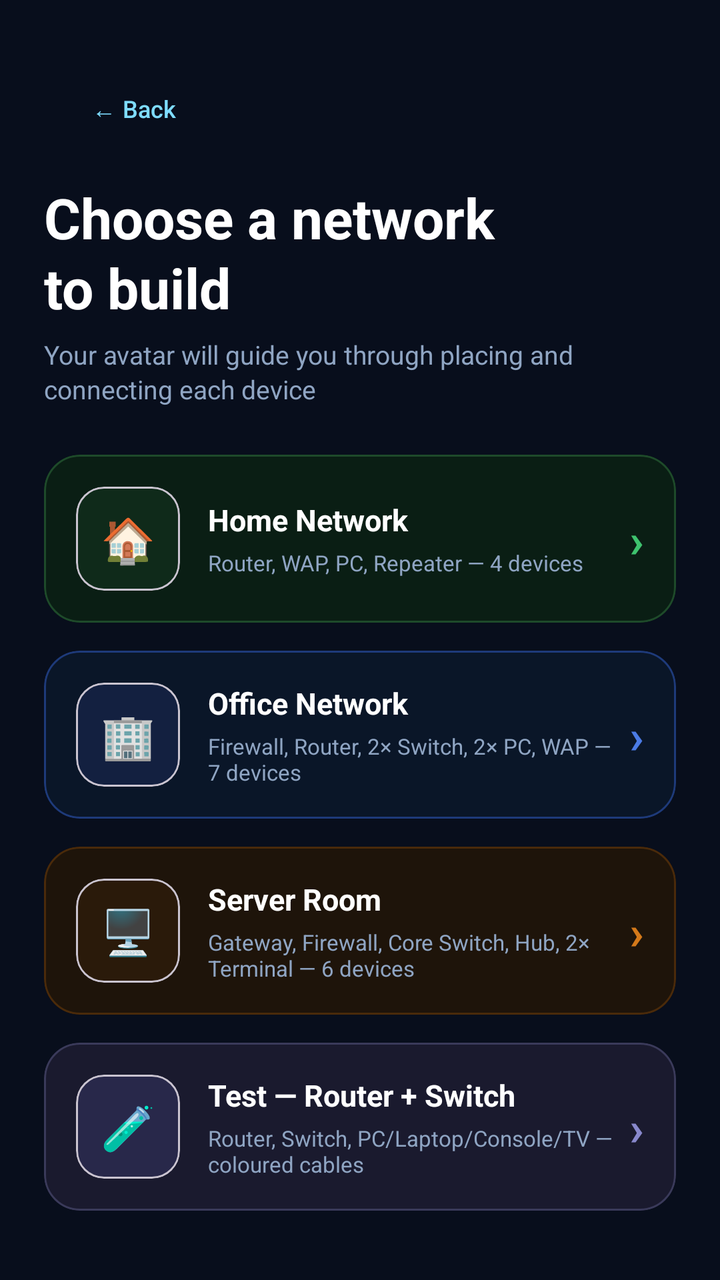
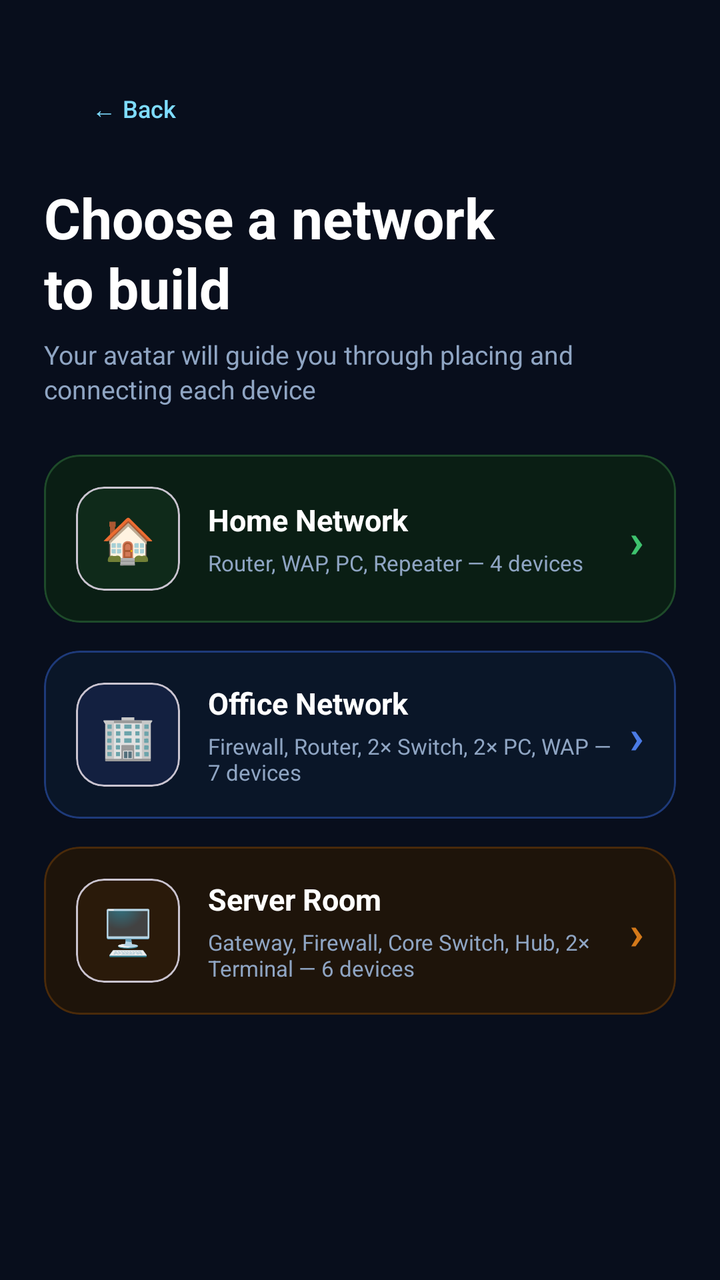

Two renders of the same Android screen: before a commit and after it. Below are the layout's source before the change and the commit's diff.
<!-- AndroidManifest.xml: application theme Theme.ComputerNetworkDeviceARApp -->
<!-- res/layout/activity_topology_select.xml -->
<?xml version="1.0" encoding="utf-8"?>
<LinearLayout xmlns:android="http://schemas.android.com/apk/res/android"
    xmlns:app="http://schemas.android.com/apk/res-auto"
    android:layout_width="match_parent"
    android:layout_height="match_parent"
    android:orientation="vertical"
    android:background="#080E1C">

    
    <LinearLayout
        android:layout_width="match_parent"
        android:layout_height="wrap_content"
        android:orientation="horizontal"
        android:gravity="center_vertical"
        android:paddingStart="22dp"
        android:paddingEnd="22dp"
        android:paddingTop="36dp"
        android:paddingBottom="8dp">

        <com.google.android.material.button.MaterialButton
            android:id="@+id/btnBack"
            android:layout_width="wrap_content"
            android:layout_height="36dp"
            android:text="← Back"
            android:textAllCaps="false"
            android:textColor="#7EDCFF"
            android:textSize="12sp"
            app:backgroundTint="#00000000"
            app:cornerRadius="16dp"/>

    </LinearLayout>

    <ScrollView
        android:layout_width="match_parent"
        android:layout_height="0dp"
        android:layout_weight="1"
        android:fillViewport="true"
        android:overScrollMode="never">

        <LinearLayout
            android:layout_width="match_parent"
            android:layout_height="wrap_content"
            android:orientation="vertical"
            android:paddingStart="22dp"
            android:paddingEnd="22dp"
            android:paddingTop="10dp"
            android:paddingBottom="28dp">

            <TextView
                android:layout_width="match_parent"
                android:layout_height="wrap_content"
                android:text="Choose a network\nto build"
                android:textColor="#FFFFFF"
                android:textSize="28sp"
                android:textStyle="bold"
                android:lineSpacingExtra="2dp"/>

            <TextView
                android:layout_width="match_parent"
                android:layout_height="wrap_content"
                android:text="Your avatar will guide you through placing and connecting each device"
                android:textColor="#8FA5C3"
                android:textSize="13sp"
                android:layout_marginTop="6dp"
                android:layout_marginBottom="24dp"
                android:lineSpacingExtra="2dp"/>

            
            <com.google.android.material.card.MaterialCardView
                android:id="@+id/cardHome"
                android:layout_width="match_parent"
                android:layout_height="wrap_content"
                android:layout_marginBottom="14dp"
                app:cardCornerRadius="18dp"
                app:cardBackgroundColor="#0A1E14"
                app:cardElevation="0dp"
                app:strokeColor="#1E4A2A"
                app:strokeWidth="1dp">

                <LinearLayout
                    android:layout_width="match_parent"
                    android:layout_height="wrap_content"
                    android:orientation="horizontal"
                    android:gravity="center_vertical"
                    android:padding="16dp">

                    <com.google.android.material.card.MaterialCardView
                        android:layout_width="52dp"
                        android:layout_height="52dp"
                        app:cardCornerRadius="14dp"
                        app:cardBackgroundColor="#0F2A1A"
                        app:cardElevation="0dp">
                        <TextView
                            android:layout_width="match_parent"
                            android:layout_height="match_parent"
                            android:gravity="center"
                            android:text="🏠"
                            android:textSize="22sp"/>
                    </com.google.android.material.card.MaterialCardView>

                    <LinearLayout
                        android:layout_width="0dp"
                        android:layout_height="wrap_content"
                        android:layout_weight="1"
                        android:orientation="vertical"
                        android:layout_marginStart="14dp">

                        <TextView
                            android:layout_width="match_parent"
                            android:layout_height="wrap_content"
                            android:text="Home Network"
                            android:textColor="#FFFFFF"
                            android:textSize="15sp"
                            android:textStyle="bold"/>

                        <TextView
                            android:layout_width="match_parent"
                            android:layout_height="wrap_content"
                            android:text="Router, WAP, PC, Repeater — 4 devices"
                            android:textColor="#8FA5C3"
                            android:textSize="11sp"
                            android:layout_marginTop="4dp"/>
                    </LinearLayout>

                    <TextView
                        android:layout_width="wrap_content"
                        android:layout_height="wrap_content"
                        android:text="›"
                        android:textColor="#3EC26E"
                        android:textSize="24sp"
                        android:textStyle="bold"/>

                </LinearLayout>
            </com.google.android.material.card.MaterialCardView>

            
            <com.google.android.material.card.MaterialCardView
                android:id="@+id/cardOffice"
                android:layout_width="match_parent"
                android:layout_height="wrap_content"
                android:layout_marginBottom="14dp"
                app:cardCornerRadius="18dp"
                app:cardBackgroundColor="#0A1628"
                app:cardElevation="0dp"
                app:strokeColor="#1E3A7A"
                app:strokeWidth="1dp">

                <LinearLayout
                    android:layout_width="match_parent"
                    android:layout_height="wrap_content"
                    android:orientation="horizontal"
                    android:gravity="center_vertical"
                    android:padding="16dp">

                    <com.google.android.material.card.MaterialCardView
                        android:layout_width="52dp"
                        android:layout_height="52dp"
                        app:cardCornerRadius="14dp"
                        app:cardBackgroundColor="#132040"
                        app:cardElevation="0dp">
                        <TextView
                            android:layout_width="match_parent"
                            android:layout_height="match_parent"
                            android:gravity="center"
                            android:text="🏢"
                            android:textSize="22sp"/>
                    </com.google.android.material.card.MaterialCardView>

                    <LinearLayout
                        android:layout_width="0dp"
                        android:layout_height="wrap_content"
                        android:layout_weight="1"
                        android:orientation="vertical"
                        android:layout_marginStart="14dp">

                        <TextView
                            android:layout_width="match_parent"
                            android:layout_height="wrap_content"
                            android:text="Office Network"
                            android:textColor="#FFFFFF"
                            android:textSize="15sp"
                            android:textStyle="bold"/>

                        <TextView
                            android:layout_width="match_parent"
                            android:layout_height="wrap_content"
                            android:text="Firewall, Router, 2× Switch, 2× PC, WAP — 7 devices"
                            android:textColor="#8FA5C3"
                            android:textSize="11sp"
                            android:layout_marginTop="4dp"/>
                    </LinearLayout>

                    <TextView
                        android:layout_width="wrap_content"
                        android:layout_height="wrap_content"
                        android:text="›"
                        android:textColor="#4B7BE5"
                        android:textSize="24sp"
                        android:textStyle="bold"/>

                </LinearLayout>
            </com.google.android.material.card.MaterialCardView>

            
            <com.google.android.material.card.MaterialCardView
                android:id="@+id/cardServerRoom"
                android:layout_width="match_parent"
                android:layout_height="wrap_content"
                app:cardCornerRadius="18dp"
                app:cardBackgroundColor="#1E140A"
                app:cardElevation="0dp"
                app:strokeColor="#4A2A0A"
                app:strokeWidth="1dp">

                <LinearLayout
                    android:layout_width="match_parent"
                    android:layout_height="wrap_content"
                    android:orientation="horizontal"
                    android:gravity="center_vertical"
                    android:padding="16dp">

                    <com.google.android.material.card.MaterialCardView
                        android:layout_width="52dp"
                        android:layout_height="52dp"
                        app:cardCornerRadius="14dp"
                        app:cardBackgroundColor="#2A1A0A"
                        app:cardElevation="0dp">
                        <TextView
                            android:layout_width="match_parent"
                            android:layout_height="match_parent"
                            android:gravity="center"
                            android:text="🖥️"
                            android:textSize="22sp"/>
                    </com.google.android.material.card.MaterialCardView>

                    <LinearLayout
                        android:layout_width="0dp"
                        android:layout_height="wrap_content"
                        android:layout_weight="1"
                        android:orientation="vertical"
                        android:layout_marginStart="14dp">

                        <TextView
                            android:layout_width="match_parent"
                            android:layout_height="wrap_content"
                            android:text="Server Room"
                            android:textColor="#FFFFFF"
                            android:textSize="15sp"
                            android:textStyle="bold"/>

                        <TextView
                            android:layout_width="match_parent"
                            android:layout_height="wrap_content"
                            android:text="Gateway, Firewall, Core Switch, Hub, 2× Terminal — 6 devices"
                            android:textColor="#8FA5C3"
                            android:textSize="11sp"
                            android:layout_marginTop="4dp"/>
                    </LinearLayout>

                    <TextView
                        android:layout_width="wrap_content"
                        android:layout_height="wrap_content"
                        android:text="›"
                        android:textColor="#D4791A"
                        android:textSize="24sp"
                        android:textStyle="bold"/>

                </LinearLayout>
            </com.google.android.material.card.MaterialCardView>

            
            <com.google.android.material.card.MaterialCardView
                android:id="@+id/cardTest"
                android:layout_width="match_parent"
                android:layout_height="wrap_content"
                android:layout_marginTop="14dp"
                app:cardCornerRadius="18dp"
                app:cardBackgroundColor="#1A1A2E"
                app:cardElevation="0dp"
                app:strokeColor="#3A3A5A"
                app:strokeWidth="1dp">

                <LinearLayout
                    android:layout_width="match_parent"
                    android:layout_height="wrap_content"
                    android:orientation="horizontal"
                    android:gravity="center_vertical"
                    android:padding="16dp">

                    <com.google.android.material.card.MaterialCardView
                        android:layout_width="52dp"
                        android:layout_height="52dp"
                        app:cardCornerRadius="14dp"
                        app:cardBackgroundColor="#28284A"
                        app:cardElevation="0dp">
                        <TextView
                            android:layout_width="match_parent"
                            android:layout_height="match_parent"
                            android:gravity="center"
                            android:text="🧪"
                            android:textSize="22sp"/>
                    </com.google.android.material.card.MaterialCardView>

                    <LinearLayout
                        android:layout_width="0dp"
                        android:layout_height="wrap_content"
                        android:layout_weight="1"
                        android:orientation="vertical"
                        android:layout_marginStart="14dp">

                        <TextView
                            android:layout_width="match_parent"
                            android:layout_height="wrap_content"
                            android:text="Test — Router + Switch"
                            android:textColor="#FFFFFF"
                            android:textSize="15sp"
                            android:textStyle="bold"/>

                        <TextView
                            android:layout_width="match_parent"
                            android:layout_height="wrap_content"
                            android:text="Router, Switch, PC/Laptop/Console/TV — coloured cables"
                            android:textColor="#8FA5C3"
                            android:textSize="11sp"
                            android:layout_marginTop="4dp"/>
                    </LinearLayout>

                    <TextView
                        android:layout_width="wrap_content"
                        android:layout_height="wrap_content"
                        android:text="›"
                        android:textColor="#8888CC"
                        android:textSize="24sp"
                        android:textStyle="bold"/>

                </LinearLayout>
            </com.google.android.material.card.MaterialCardView>

        </LinearLayout>
    </ScrollView>

</LinearLayout>
<!-- resources referenced by this layout -->
<resources>
  <style name="Theme.ComputerNetworkDeviceARApp" parent="Base.Theme.ComputerNetworkDeviceARApp" />
  <style name="Base.Theme.ComputerNetworkDeviceARApp" parent="Theme.Material3.DayNight.NoActionBar">
          
          
      </style>
</resources>

<!-- the commit's change to res/layout/activity_topology_select.xml (unified diff, before → after) -->
@@ -268,74 +268,6 @@
                 </LinearLayout>
             </com.google.android.material.card.MaterialCardView>
 
-            
-            <com.google.android.material.card.MaterialCardView
-                android:id="@+id/cardTest"
-                android:layout_width="match_parent"
-                android:layout_height="wrap_content"
-                android:layout_marginTop="14dp"
-                app:cardCornerRadius="18dp"
-                app:cardBackgroundColor="#1A1A2E"
-                app:cardElevation="0dp"
-                app:strokeColor="#3A3A5A"
-                app:strokeWidth="1dp">
-
-                <LinearLayout
-                    android:layout_width="match_parent"
-                    android:layout_height="wrap_content"
-                    android:orientation="horizontal"
-                    android:gravity="center_vertical"
-                    android:padding="16dp">
-
-                    <com.google.android.material.card.MaterialCardView
-                        android:layout_width="52dp"
-                        android:layout_height="52dp"
-                        app:cardCornerRadius="14dp"
-                        app:cardBackgroundColor="#28284A"
-                        app:cardElevation="0dp">
-                        <TextView
-                            android:layout_width="match_parent"
-                            android:layout_height="match_parent"
-                            android:gravity="center"
-                            android:text="🧪"
-                            android:textSize="22sp"/>
-                    </com.google.android.material.card.MaterialCardView>
-
-                    <LinearLayout
-                        android:layout_width="0dp"
-                        android:layout_height="wrap_content"
-                        android:layout_weight="1"
-                        android:orientation="vertical"
-                        android:layout_marginStart="14dp">
-
-                        <TextView
-                            android:layout_width="match_parent"
-                            android:layout_height="wrap_content"
-                            android:text="Test — Router + Switch"
-                            android:textColor="#FFFFFF"
-                            android:textSize="15sp"
-                            android:textStyle="bold"/>
-
-                        <TextView
-                            android:layout_width="match_parent"
-                            android:layout_height="wrap_content"
-                            android:text="Router, Switch, PC/Laptop/Console/TV — coloured cables"
-                            android:textColor="#8FA5C3"
-                            android:textSize="11sp"
-                            android:layout_marginTop="4dp"/>
-                    </LinearLayout>
-
-                    <TextView
-                        android:layout_width="wrap_content"
-                        android:layout_height="wrap_content"
-                        android:text="›"
-                        android:textColor="#8888CC"
-                        android:textSize="24sp"
-                        android:textStyle="bold"/>
-
-                </LinearLayout>
-            </com.google.android.material.card.MaterialCardView>
-
         </LinearLayout>
     </ScrollView>
 
